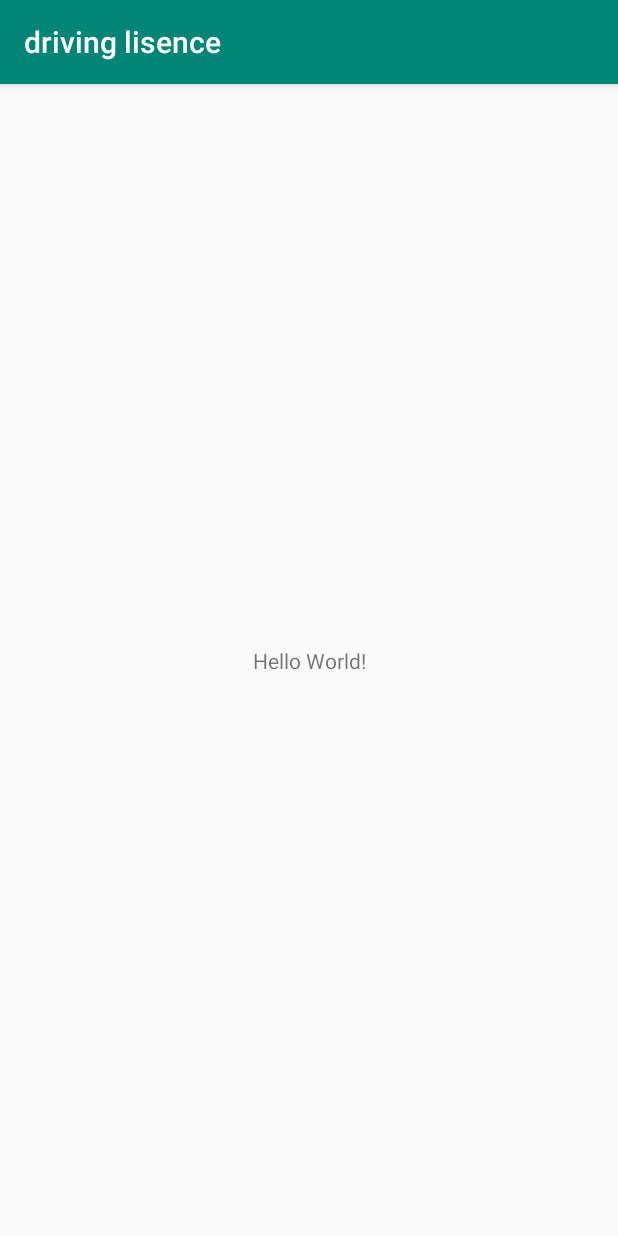
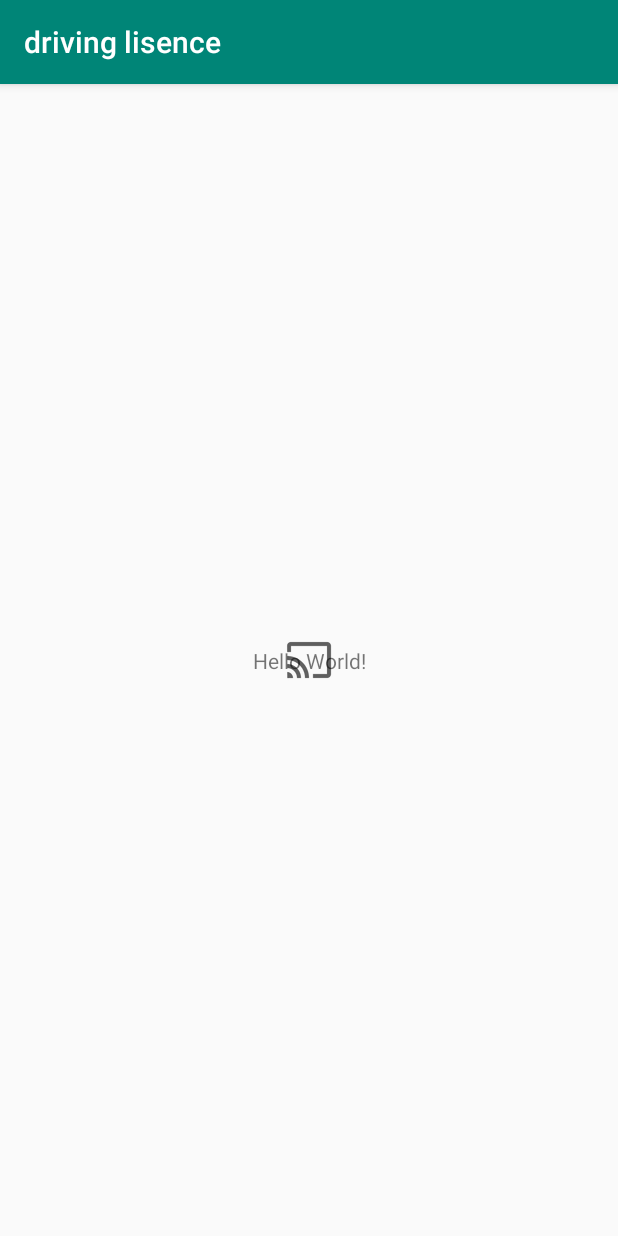
Before and after one commit to aissitech/Drivinglicense, an Android app: the screen it shows after launch (MainActivity), on a phone screen of 412 x 824 dp. Run offline under Robolectric (Android 15) with nearby library versions, the phone set to English and light mode, and no system bars.

Commit message:
button added

```diff
--- a/app/src/main/java/com/mohammed/drivinglisence/MainActivity.java
+++ b/app/src/main/java/com/mohammed/drivinglisence/MainActivity.java
@@ -2,6 +2,7 @@ package com.mohammed.drivinglisence;
 
 import android.support.v7.app.AppCompatActivity;
 import android.os.Bundle;
+import android.view.View;
 
 public class MainActivity extends AppCompatActivity {
 
@@ -11,4 +12,8 @@ public class MainActivity extends AppCompatActivity {
         setContentView(R.layout.activity_main);
         //hello
     }
+
+    public void clickMe(View view) {
+
+    }
 }
--- a/app/src/main/res/layout/activity_main.xml
+++ b/app/src/main/res/layout/activity_main.xml
@@ -14,5 +14,9 @@
         app:layout_constraintLeft_toLeftOf="parent"
         app:layout_constraintRight_toRightOf="parent"
         app:layout_constraintTop_toTopOf="parent" />
+    <android.app.MediaRouteButton
+        android:layout_width="match_parent"
+        android:layout_height="match_parent"
+        android:onClick="clickMe"/>
 
 </android.support.constraint.ConstraintLayout>
```
